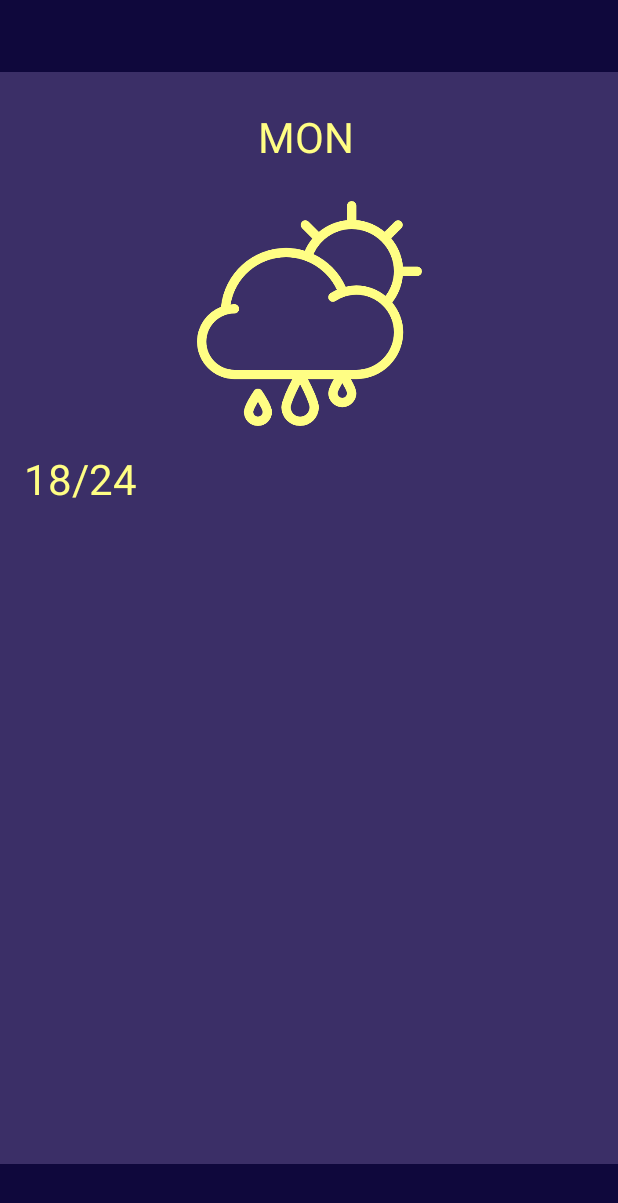
After one commit to Nucifera8472/WeatherDemo, an Android app: the layout forecasts_fragment.xml on its own in the app's theme, with its tools: preview values and no code run, on a phone screen of 412 x 824 dp. The commit adds this screen. Shown: the top 1203 px of the screen. Run offline under Robolectric (Android 15) with nearby library versions, the phone set to English and light mode, and no system bars.

Commit message:
Add pager for daily forecasts [WEAT-6]

```diff
--- /dev/null
+++ b/app/src/main/res/anim/slide_in_bottom.xml
@@ -0,0 +1,6 @@
+<?xml version="1.0" encoding="utf-8"?>
+<translate xmlns:android="http://schemas.android.com/apk/res/android"
+    android:duration="@android:integer/config_longAnimTime"
+    android:fromYDelta="100%"
+    android:interpolator="@android:anim/decelerate_interpolator"
+    android:toYDelta="0%" />
--- /dev/null
+++ b/app/src/main/res/anim/slide_in_top.xml
@@ -0,0 +1,6 @@
+<?xml version="1.0" encoding="utf-8"?>
+<translate xmlns:android="http://schemas.android.com/apk/res/android"
+    android:duration="@android:integer/config_longAnimTime"
+    android:fromYDelta="-100%"
+    android:interpolator="@android:anim/decelerate_interpolator"
+    android:toYDelta="0%" />
--- /dev/null
+++ b/app/src/main/res/anim/slide_out_bottom.xml
@@ -0,0 +1,6 @@
+<?xml version="1.0" encoding="utf-8"?>
+<translate xmlns:android="http://schemas.android.com/apk/res/android"
+    android:duration="@android:integer/config_longAnimTime"
+    android:fromYDelta="0%"
+    android:interpolator="@android:anim/decelerate_interpolator"
+    android:toYDelta="100%" />
--- /dev/null
+++ b/app/src/main/res/anim/slide_out_top.xml
@@ -0,0 +1,6 @@
+<?xml version="1.0" encoding="utf-8"?>
+<translate xmlns:android="http://schemas.android.com/apk/res/android"
+    android:duration="@android:integer/config_longAnimTime"
+    android:fromYDelta="0%"
+    android:interpolator="@android:anim/decelerate_interpolator"
+    android:toYDelta="-100%" />
--- /dev/null
+++ b/app/src/main/res/layout/daily_forecast.xml
@@ -0,0 +1,90 @@
+<?xml version="1.0" encoding="utf-8"?>
+<ScrollView xmlns:android="http://schemas.android.com/apk/res/android"
+    xmlns:app="http://schemas.android.com/apk/res-auto"
+    xmlns:tools="http://schemas.android.com/tools"
+    android:id="@+id/content"
+    android:background="@color/primaryLightColor"
+    android:layout_width="match_parent"
+    android:layout_height="match_parent">
+
+    <androidx.constraintlayout.widget.ConstraintLayout
+        android:layout_width="match_parent"
+        android:layout_height="wrap_content"
+        >
+
+
+        <TextView
+            android:id="@+id/temperature"
+            android:layout_width="wrap_content"
+            android:layout_height="wrap_content"
+            android:layout_marginStart="16dp"
+            android:layout_marginTop="16dp"
+            android:textColor="@color/secondaryColor"
+            android:textSize="28sp"
+            app:layout_constraintStart_toStartOf="parent"
+            app:layout_constraintTop_toBottomOf="@+id/currentWeatherIcon"
+            tools:text="18/24" />
+
+        <TextView
+            android:id="@+id/day"
+            android:layout_width="wrap_content"
+            android:layout_height="wrap_content"
+            android:layout_marginTop="24dp"
+            android:layout_marginEnd="4dp"
+            android:textAllCaps="true"
+            android:textColor="@color/secondaryColor"
+            android:textSize="28sp"
+            app:layout_constraintEnd_toEndOf="parent"
+            app:layout_constraintStart_toStartOf="parent"
+            app:layout_constraintTop_toTopOf="parent"
+            tools:text="mon" />
+
+        <!--    <TextView-->
+        <!--        android:id="@+id/windSpeed"-->
+        <!--        android:layout_width="wrap_content"-->
+        <!--        android:layout_height="wrap_content"-->
+        <!--        android:textColor="@color/secondaryColor"-->
+        <!--        android:textSize="20sp"-->
+        <!--        app:layout_constraintEnd_toStartOf="@+id/windUnit"-->
+        <!--        app:layout_constraintTop_toTopOf="@+id/temperature"-->
+        <!--        tools:text="2" />-->
+
+        <!--    <TextView-->
+        <!--        android:id="@+id/windUnit"-->
+        <!--        android:layout_width="wrap_content"-->
+        <!--        android:layout_height="wrap_content"-->
+        <!--        android:layout_marginEnd="48dp"-->
+        <!--        android:text="@string/m_s"-->
+        <!--        android:textColor="@color/secondaryColor"-->
+        <!--        android:textSize="20sp"-->
+        <!--        app:layout_constraintBaseline_toBaselineOf="@+id/windSpeed"-->
+        <!--        app:layout_constraintEnd_toEndOf="parent" />-->
+
+        <ImageView
+            android:id="@+id/currentWeatherIcon"
+            android:layout_width="150dp"
+            android:layout_height="150dp"
+            android:layout_marginTop="24dp"
+            app:layout_constraintEnd_toEndOf="parent"
+            app:layout_constraintStart_toStartOf="parent"
+            app:layout_constraintTop_toBottomOf="@+id/day"
+            app:tint="@color/secondaryColor"
+            tools:src="@drawable/rain">
+
+        </ImageView>
+
+        <!--    <ImageView-->
+        <!--        android:id="@+id/windDirection"-->
+        <!--        android:layout_width="32dp"-->
+        <!--        android:layout_height="32dp"-->
+        <!--        android:layout_marginEnd="8dp"-->
+        <!--        android:src="@drawable/ic_baseline_arrow_downward_24"-->
+        <!--        app:tint="@color/secondaryColor"-->
+        <!--        app:layout_constraintBottom_toBottomOf="@+id/windSpeed"-->
+        <!--        app:layout_constraintEnd_toStartOf="@+id/windSpeed"-->
+        <!--        app:layout_constraintTop_toTopOf="@+id/windSpeed" />-->
+
+
+    </androidx.constraintlayout.widget.ConstraintLayout>
+
+</ScrollView>
--- /dev/null
+++ b/app/src/main/res/layout/forecasts_fragment.xml
@@ -0,0 +1,38 @@
+<?xml version="1.0" encoding="utf-8"?>
+
+<androidx.constraintlayout.widget.ConstraintLayout xmlns:android="http://schemas.android.com/apk/res/android"
+    xmlns:app="http://schemas.android.com/apk/res-auto"
+    xmlns:tools="http://schemas.android.com/tools"
+    android:layout_width="match_parent"
+    android:layout_height="match_parent"
+    tools:context=".ui.forecast.ForecastsFragment">
+
+
+    <androidx.recyclerview.widget.RecyclerView
+        android:id="@+id/forecastsRecycler"
+        android:layout_width="0dp"
+        android:layout_height="0dp"
+        android:layout_marginTop="48dp"
+        android:layout_marginBottom="48dp"
+        android:orientation="horizontal"
+        app:layoutManager="androidx.recyclerview.widget.LinearLayoutManager"
+        app:layout_constraintBottom_toBottomOf="parent"
+        app:layout_constraintEnd_toEndOf="parent"
+        app:layout_constraintStart_toStartOf="parent"
+        app:layout_constraintTop_toTopOf="parent"
+        tools:listitem="@layout/daily_forecast" />
+
+
+
+    <ProgressBar
+        android:id="@+id/progressbar"
+        android:layout_width="48dp"
+        android:layout_height="48dp"
+        android:visibility="gone"
+        app:layout_constraintBottom_toBottomOf="parent"
+        app:layout_constraintEnd_toEndOf="parent"
+        app:layout_constraintStart_toStartOf="parent"
+        app:layout_constraintTop_toTopOf="parent" />
+
+
+</androidx.constraintlayout.widget.ConstraintLayout>
--- a/app/src/main/res/values/dimens.xml
+++ b/app/src/main/res/values/dimens.xml
@@ -1,4 +1,5 @@
 <?xml version="1.0" encoding="utf-8"?>
 <resources>
-    <dimen name="tile_spacing">4dp</dimen>
+    <dimen name="forecast_tile_spacing">4dp</dimen>
+    <dimen name="day_forecast_page_spacing">40dp</dimen>
 </resources>
--- a/app/src/main/res/values/strings.xml
+++ b/app/src/main/res/values/strings.xml
@@ -1,4 +1,5 @@
 <resources>
     <string name="app_name">WeatherDemo</string>
-    <string name="refreshing">Refreshing...</string>
+    <string name="refreshing">Refreshing…</string>
+    <string name="more">More</string>
 </resources>
--- a/app/src/main/res/values/themes.xml
+++ b/app/src/main/res/values/themes.xml
@@ -1,6 +1,10 @@
 <resources xmlns:tools="http://schemas.android.com/tools">
     <!-- Base application theme. -->
     <style name="Theme.WeatherDemo" parent="Theme.MaterialComponents.DayNight.NoActionBar">
+
+        <item name="android:windowBackground">@color/primaryColor</item>
+<!--        <item name="android:iconTint">@color/secondaryColor</item>-->
+
         <!-- Primary brand color. -->
         <item name="colorPrimary">@color/primaryColor</item>
         <item name="colorPrimaryVariant">@color/primaryDarkColor</item>
```
Also changed, not shown: app/src/main/java/at/nuceria/weatherdemo/ui/forecast/DailyForecastAdapter.kt (added, +93 -0 lines), app/src/main/java/at/nuceria/weatherdemo/ui/forecast/ForecastsFragment.kt (added, +101 -0 lines), app/src/main/java/at/nuceria/weatherdemo/ui/main/MainFragment.kt (+45 -22 lines), app/src/main/java/at/nuceria/weatherdemo/ui/main/MainViewModel.kt (deleted, +0 -29 lines), app/src/main/res/layout/main_fragment.xml (+15 -3 lines).
